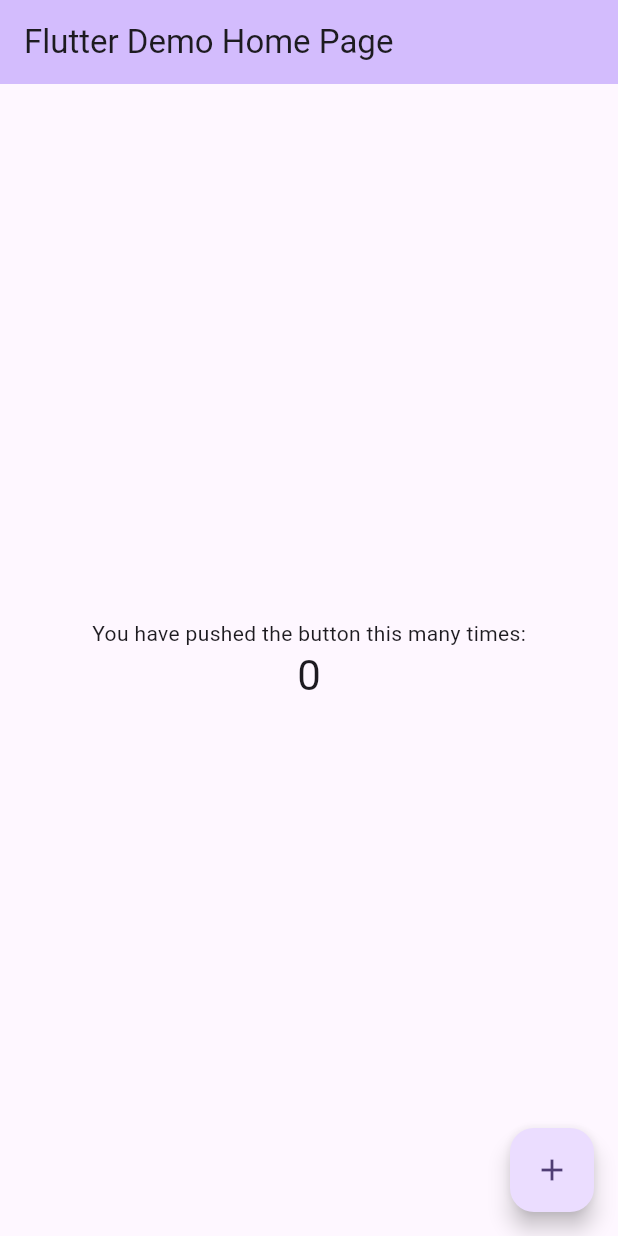
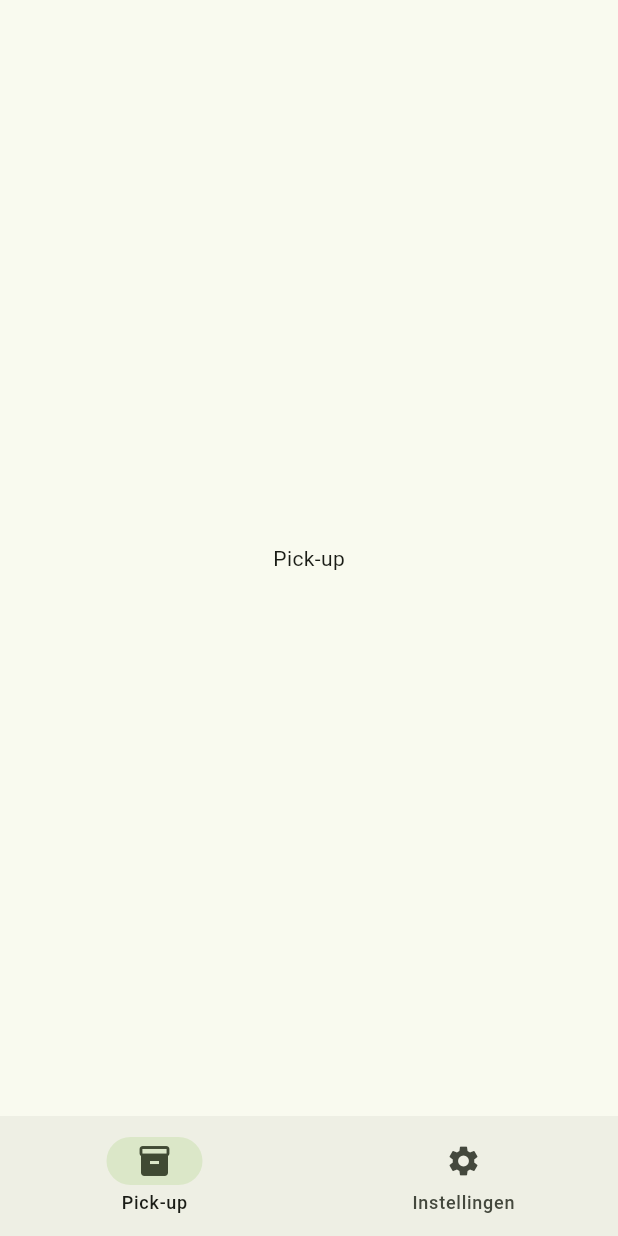
Before and after one commit to weAreHackaton/hackaton2025_6, a Flutter app: the screen it shows after launch, on a phone screen of 412 x 824 dp. Run offline on Flutter 3.47's test engine with Material 3 defaults, Android fonts, the phone set to English and light mode, and no system bars.

Commit message:
app and navigation page

```diff
--- /dev/null
+++ b/lib/app/app.dart
@@ -0,0 +1 @@
+export 'views/hackaton_app.dart';
--- /dev/null
+++ b/lib/app/views/hackaton_app.dart
@@ -0,0 +1,17 @@
+import 'package:flutter/material.dart';
+import 'package:hackaton2025_6/package.dart';
+
+class HackatonApp extends StatelessWidget {
+  const HackatonApp({super.key});
+
+  @override
+  Widget build(BuildContext context) {
+    return MaterialApp(
+      title: 'Hackaton 2025 groep 6',
+      theme: ThemeData(
+        colorScheme: ColorScheme.fromSeed(seedColor: Colors.lightGreen),
+      ),
+      home: const NavigationPage(),
+    );
+  }
+}
--- a/lib/main.dart
+++ b/lib/main.dart
@@ -1,122 +1,8 @@
 import 'package:flutter/material.dart';
+import 'package:hackaton2025_6/package.dart';
 
 void main() {
-  runApp(const MyApp());
+  WidgetsFlutterBinding.ensureInitialized();
+
+  runApp(const HackatonApp());
 }
-
-class MyApp extends StatelessWidget {
-  const MyApp({super.key});
-
-  // This widget is the root of your application.
-  @override
-  Widget build(BuildContext context) {
-    return MaterialApp(
-      title: 'Flutter Demo',
-      theme: ThemeData(
-        // This is the theme of your application.
-        //
-        // TRY THIS: Try running your application with "flutter run". You'll see
-        // the application has a purple toolbar. Then, without quitting the app,
-        // try changing the seedColor in the colorScheme below to Colors.green
-        // and then invoke "hot reload" (save your changes or press the "hot
-        // reload" button in a Flutter-supported IDE, or press "r" if you used
-        // the command line to start the app).
-        //
-        // Notice that the counter didn't reset back to zero; the application
-        // state is not lost during the reload. To reset the state, use hot
-        // restart instead.
-        //
-        // This works for code too, not just values: Most code changes can be
-        // tested with just a hot reload.
-        colorScheme: ColorScheme.fromSeed(seedColor: Colors.deepPurple),
-      ),
-      home: const MyHomePage(title: 'Flutter Demo Home Page'),
-    );
-  }
-}
-
-class MyHomePage extends StatefulWidget {
-  const MyHomePage({super.key, required this.title});
-
-  // This widget is the home page of your application. It is stateful, meaning
-  // that it has a State object (defined below) that contains fields that affect
-  // how it looks.
-
-  // This class is the configuration for the state. It holds the values (in this
-  // case the title) provided by the parent (in this case the App widget) and
-  // used by the build method of the State. Fields in a Widget subclass are
-  // always marked "final".
-
-  final String title;
-
-  @override
-  State<MyHomePage> createState() => _MyHomePageState();
-}
-
-class _MyHomePageState extends State<MyHomePage> {
-  int _counter = 0;
-
-  void _incrementCounter() {
-    setState(() {
-      // This call to setState tells the Flutter framework that something has
-      // changed in this State, which causes it to rerun the build method below
-      // so that the display can reflect the updated values. If we changed
-      // _counter without calling setState(), then the build method would not be
-      // called again, and so nothing would appear to happen.
-      _counter++;
-    });
-  }
-
-  @override
-  Widget build(BuildContext context) {
-    // This method is rerun every time setState is called, for instance as done
-    // by the _incrementCounter method above.
-    //
-    // The Flutter framework has been optimized to make rerunning build methods
-    // fast, so that you can just rebuild anything that needs updating rather
-    // than having to individually change instances of widgets.
-    return Scaffold(
-      appBar: AppBar(
-        // TRY THIS: Try changing the color here to a specific color (to
-        // Colors.amber, perhaps?) and trigger a hot reload to see the AppBar
-        // change color while the other colors stay the same.
-        backgroundColor: Theme.of(context).colorScheme.inversePrimary,
-        // Here we take the value from the MyHomePage object that was created by
-        // the App.build method, and use it to set our appbar title.
-        title: Text(widget.title),
-      ),
-      body: Center(
-        // Center is a layout widget. It takes a single child and positions it
-        // in the middle of the parent.
-        child: Column(
-          // Column is also a layout widget. It takes a list of children and
-          // arranges them vertically. By default, it sizes itself to fit its
-          // children horizontally, and tries to be as tall as its parent.
-          //
-          // Column has various properties to control how it sizes itself and
-          // how it positions its children. Here we use mainAxisAlignment to
-          // center the children vertically; the main axis here is the vertical
-          // axis because Columns are vertical (the cross axis would be
-          // horizontal).
-          //
-          // TRY THIS: Invoke "debug painting" (choose the "Toggle Debug Paint"
-          // action in the IDE, or press "p" in the console), to see the
-          // wireframe for each widget.
-          mainAxisAlignment: MainAxisAlignment.center,
-          children: <Widget>[
-            const Text('You have pushed the button this many times:'),
-            Text(
-              '$_counter',
-              style: Theme.of(context).textTheme.headlineMedium,
-            ),
-          ],
-        ),
-      ),
-      floatingActionButton: FloatingActionButton(
-        onPressed: _incrementCounter,
-        tooltip: 'Increment',
-        child: const Icon(Icons.add),
-      ), // This trailing comma makes auto-formatting nicer for build methods.
-    );
-  }
-}
--- /dev/null
+++ b/lib/navigation/navigation.dart
@@ -0,0 +1 @@
+export 'views/navigation_page.dart';
--- /dev/null
+++ b/lib/navigation/views/navigation_page.dart
@@ -0,0 +1,42 @@
+import 'package:flutter/material.dart';
+
+class NavigationPage extends StatefulWidget {
+  const NavigationPage({super.key});
+
+  @override
+  State<NavigationPage> createState() => _NavigationPageState();
+}
+
+class _NavigationPageState extends State<NavigationPage> {
+  int _selectedIndex = 0;
+
+  final List<Widget> _pages = [
+    Center(child: Text('Pick-up')),
+    Center(child: Text('Instellingen')),
+  ];
+
+  void _onItemTapped(int index) {
+    setState(() {
+      _selectedIndex = index;
+    });
+  }
+
+  @override
+  Widget build(BuildContext context) {
+    return Scaffold(
+      body: _pages[_selectedIndex],
+      bottomNavigationBar: _buildNavigationBar(),
+    );
+  }
+
+  Widget _buildNavigationBar() {
+    return NavigationBar(
+      selectedIndex: _selectedIndex,
+      onDestinationSelected: _onItemTapped,
+      destinations: const [
+        NavigationDestination(icon: Icon(Icons.inventory_2), label: 'Pick-up'),
+        NavigationDestination(icon: Icon(Icons.settings), label: 'Instellingen'),
+      ],
+    );
+  }
+}
--- /dev/null
+++ b/lib/package.dart
@@ -0,0 +1,2 @@
+export 'app/app.dart';
+export 'navigation/navigation.dart';
```
Also changed, not shown: 1 other file.
